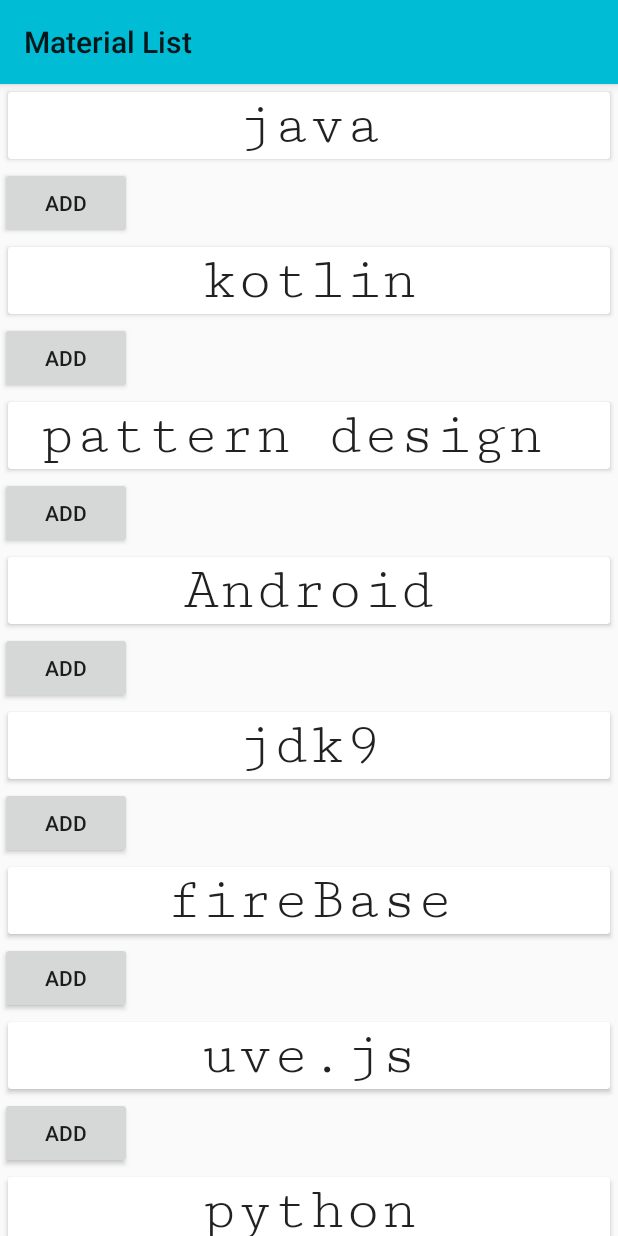
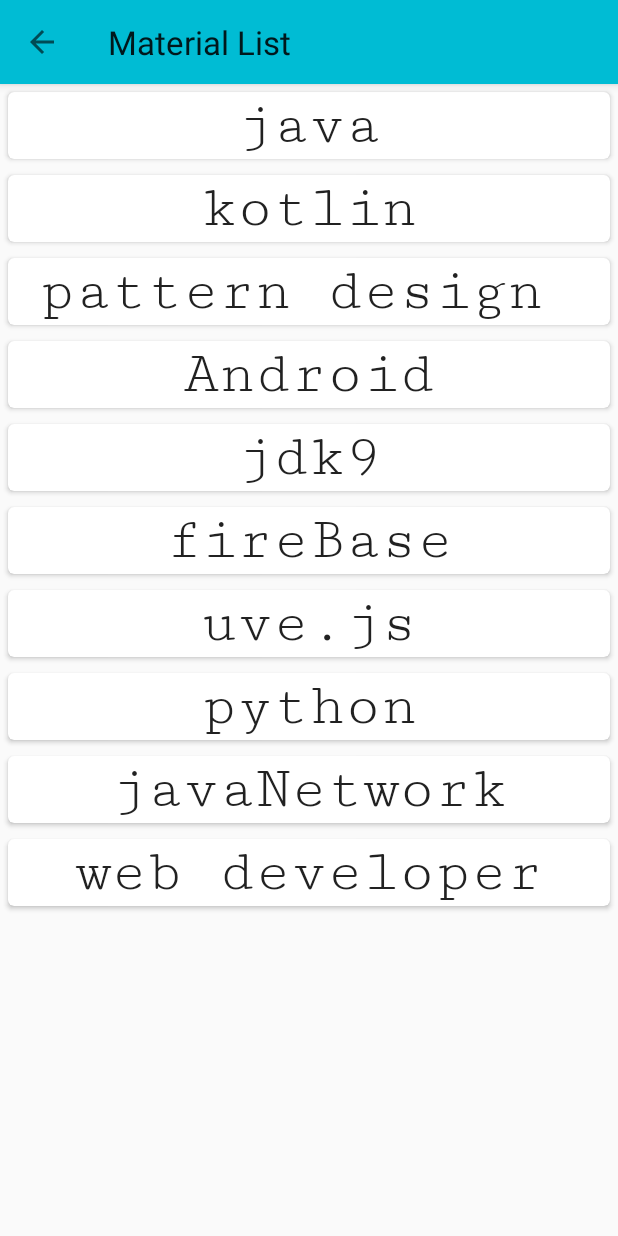
Before and after one commit to abdulrahmanabdullah/priorityTaskDemo6-javaCode, an Android app: the MaterialTarget screen opened directly, with no data from a screen before it, on a phone screen of 412 x 824 dp. Run offline under Robolectric (Android 15) with nearby library versions, the phone set to English and light mode, and no system bars.

Commit message:
create up button in material activity, and create new menu file called material_menu

```diff
--- a/app/src/main/AndroidManifest.xml
+++ b/app/src/main/AndroidManifest.xml
@@ -16,7 +16,15 @@
                 <category android:name="android.intent.category.LAUNCHER" />
             </intent-filter>
         </activity>
-        <activity android:name=".intents.MaterialTarget"></activity>
+        <activity android:name=".intents.MaterialTarget" android:parentActivityName=".MainActivity">
+            <meta-data
+                android:name="android.support.PARENT_ACTIVITY"
+                android:value=".MainActivity"
+                />
+
+        </activity>
+
     </application>
 
+
 </manifest>
--- a/app/src/main/java/abdulrahmanjavanrd/com/prioritytaskdemo7_java/intents/MaterialTarget.java
+++ b/app/src/main/java/abdulrahmanjavanrd/com/prioritytaskdemo7_java/intents/MaterialTarget.java
@@ -1,11 +1,16 @@
 package abdulrahmanjavanrd.com.prioritytaskdemo7_java.intents;
 
 import android.content.Context;
+import android.support.v7.app.ActionBar;
 import android.support.v7.app.AppCompatActivity;
 import android.os.Bundle;
 import android.support.v7.widget.LinearLayoutManager;
 import android.support.v7.widget.RecyclerView;
 import android.support.v7.widget.Toolbar;
+import android.util.AttributeSet;
+import android.view.Menu;
+import android.view.View;
+
 import abdulrahmanjavanrd.com.prioritytaskdemo7_java.R;
 import abdulrahmanjavanrd.com.prioritytaskdemo7_java.adapter.MyRecyclerView;
 import abdulrahmanjavanrd.com.prioritytaskdemo7_java.model.ConstantList;
@@ -25,8 +30,13 @@
         materialToolbar.setTitle(R.string.material_list);
         setSupportActionBar(materialToolbar);
         recycler = findViewById(R.id.re_list_frag_b);
+
+        // enable the up button
+        ActionBar actionBar = getSupportActionBar() ;
+        actionBar.setDisplayHomeAsUpEnabled(true);
         setUpRecycler();
     }
+
 
     private void setUpRecycler(){
         LinearLayoutManager layoutManager = new LinearLayoutManager(this);
@@ -34,4 +44,10 @@
         myRecyclerView = new MyRecyclerView(ConstantList.getData());
         recycler.setAdapter(myRecyclerView);
     }
+
+    @Override
+    public boolean onCreateOptionsMenu(Menu menu) {
+        getMenuInflater().inflate(R.menu.material_menu,menu);
+        return true;
+    }
 }
--- a/app/src/main/res/layout/activity_material_target.xml
+++ b/app/src/main/res/layout/activity_material_target.xml
@@ -15,8 +15,10 @@
         <android.support.v7.widget.Toolbar
             android:id="@+id/material_toolbar"
             android:layout_width="match_parent"
+            android:elevation="4dp"
             android:layout_height="?attr/actionBarSize"
             android:background="?attr/colorPrimary"
+            app:titleTextAppearance="?android:attr/textAppearanceLarge"
             app:popupTheme="@style/AppTheme.PopupOverlay" />
     </android.support.design.widget.AppBarLayout>
 
--- a/app/src/main/res/layout/layout_item_list.xml
+++ b/app/src/main/res/layout/layout_item_list.xml
@@ -1,16 +1,17 @@
 <?xml version="1.0" encoding="utf-8"?>
-<LinearLayout
-    xmlns:android="http://schemas.android.com/apk/res/android"
+<LinearLayout xmlns:android="http://schemas.android.com/apk/res/android"
+    xmlns:app="http://schemas.android.com/apk/res-auto"
     android:orientation="vertical"
     android:layout_width="match_parent"
-    android:layout_height="wrap_content"
-    >
+    android:layout_height="wrap_content">
 
 
 <android.support.v7.widget.CardView
     android:layout_width="match_parent"
     android:layout_margin="5dp"
     android:layout_height="match_parent"
+    app:cardCornerRadius="4dp"
+
     >
     <TextView
         android:id="@+id/tv_itmes_list"
@@ -21,9 +22,4 @@
         android:layout_width="match_parent"
         android:layout_height="wrap_content" />
 </android.support.v7.widget.CardView>
-
-    <Button
-        android:text="Add"
-        android:layout_width="wrap_content"
-        android:layout_height="wrap_content" />
     </LinearLayout>
--- /dev/null
+++ b/app/src/main/res/menu/material_menu.xml
@@ -0,0 +1,10 @@
+<?xml version="1.0" encoding="utf-8"?>
+<menu xmlns:android="http://schemas.android.com/apk/res/android"
+    xmlns:app="http://schemas.android.com/apk/res-auto">
+<!--<item android:title="back"-->
+    <!--android:id="@+id/back_btn"-->
+    <!--android:icon="@mipmap/ic_back_btn"-->
+    <!--android:visible="true"-->
+    <!--app:showAsAction="ifRoom|collapseActionView"-->
+    <!--/>-->
+</menu>
--- a/build.gradle
+++ b/build.gradle
@@ -7,7 +7,7 @@
         jcenter()
     }
     dependencies {
-        classpath 'com.android.tools.build:gradle:3.0.0-rc1'
+        classpath 'com.android.tools.build:gradle:3.0.0'
 
 
         // NOTE: Do not place your application dependencies here; they belong
```
Also changed, not shown: app/src/main/ic_back_btn-web.png (added), app/src/main/res/mipmap-hdpi/ic_back_btn.png (added), app/src/main/res/mipmap-mdpi/ic_back_btn.png (added), app/src/main/res/mipmap-xhdpi/ic_back_btn.png (added), app/src/main/res/mipmap-xxhdpi/ic_back_btn.png (added), app/src/main/res/mipmap-xxxhdpi/ic_back_btn.png (added).
